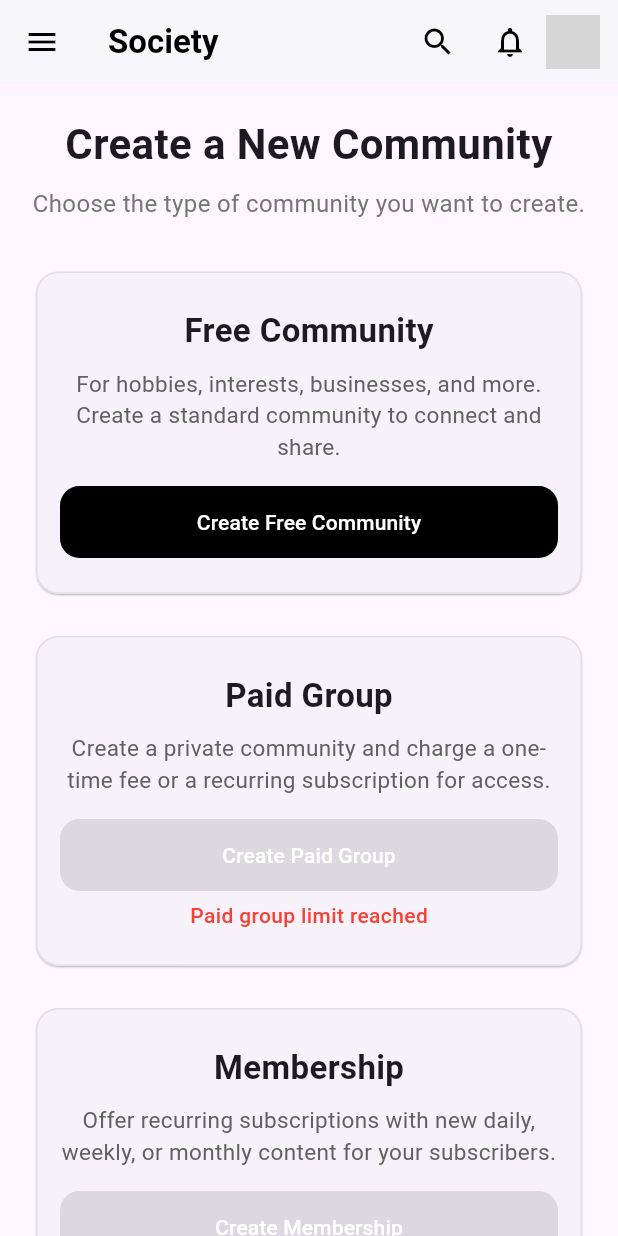
After one commit to PAVANKUMARKARANI/Society, a Flutter app: the CreateScreen screen opened directly, on a phone screen of 412 x 824 dp. The commit adds this screen. Run offline on Flutter 3.47's test engine with Material 3 defaults, Android fonts, the phone set to English and light mode, and no system bars; our stand-ins replace file_picker, flutter_riverpod, font_awesome_flutter, graphql_flutter; network calls fail; grey boxes are pictures that could not be loaded.

Commit message:
changes related to create  screen ui

```diff
--- /dev/null
+++ b/lib/providers/appbar.dart
@@ -0,0 +1,27 @@
+import 'package:flutter/material.dart';
+
+PreferredSizeWidget customAppBar(BuildContext context) {
+  return AppBar(
+    backgroundColor: Colors.white,
+    elevation: 1,
+    title: Text(
+      "Society",
+      style: TextStyle(fontWeight: FontWeight.bold, color: Colors.black),
+    ),
+    iconTheme: IconThemeData(color: Colors.black),
+    actions: [
+      IconButton(onPressed: () {}, icon: Icon(Icons.search)),
+      IconButton(onPressed: () {}, icon: Icon(Icons.notifications_none)),
+      Padding(
+        padding: EdgeInsets.only(right: 12),
+        child: Hero(
+          tag: "profile-avatar",
+          child: CircleAvatar(
+            backgroundImage: NetworkImage("https://picsum.photos/200"),
+            radius: 18,
+          ),
+        ),
+      ),
+    ],
+  );
+}
--- a/lib/providers/drawer.dart
+++ b/lib/providers/drawer.dart
@@ -1,4 +1,7 @@
 import 'package:flutter/material.dart';
+import 'package:society/dialogs/connections_dialog.dart';
+import 'package:society/screens/create.dart';
+import 'package:society/screens/home_page.dart';
 
 class CustomDrawer extends StatelessWidget {
   @override
@@ -33,12 +36,20 @@ class CustomDrawer extends StatelessWidget {
             ListTile(
               leading: Icon(Icons.home_outlined),
               title: Text("Home"),
-              onTap: () {},
+              onTap: () {
+                Navigator.push(
+                  context,
+                  MaterialPageRoute(builder: (context) => HomePage()),
+                );
+              },
             ),
             ListTile(
               leading: Icon(Icons.explore_outlined),
               title: Text("Connections"),
-              onTap: () {},
+              onTap: () {
+                Navigator.pop(context);
+                showConnectionsDialog(context);
+              },
             ),
             ListTile(
               leading: Icon(Icons.groups_outlined),
@@ -58,7 +69,12 @@ class CustomDrawer extends StatelessWidget {
             ListTile(
               leading: Icon(Icons.add),
               title: Text("Create"),
-              onTap: () {},
+              onTap: () {
+                Navigator.push(
+                  context,
+                  MaterialPageRoute(builder: (context) => CreateScreen()),
+                );
+              },
             ),
             ListTile(
               leading: Icon(Icons.search),
--- /dev/null
+++ b/lib/screens/create.dart
@@ -0,0 +1,192 @@
+import 'package:flutter/material.dart';
+import 'package:society/providers/appbar.dart';
+import 'package:society/providers/drawer.dart';
+
+class CreateScreen extends StatelessWidget {
+  @override
+  Widget build(BuildContext context) {
+    return Scaffold(
+      appBar: customAppBar(context),
+      drawer: CustomDrawer(),
+      body: SingleChildScrollView(
+        padding: const EdgeInsets.all(20),
+        child: Column(
+          children: [
+            Text(
+              'Create a New Community',
+              style: TextStyle(fontSize: 28, fontWeight: FontWeight.bold),
+              textAlign: TextAlign.center,
+            ),
+            SizedBox(height: 8),
+            Text(
+              'Choose the type of community you want to create.',
+              style: TextStyle(fontSize: 16, color: Colors.grey[600]),
+              textAlign: TextAlign.center,
+            ),
+            SizedBox(height: 30),
+            // Free Community Card
+            _CreateOptionCard(
+              title: 'Free Community',
+              description:
+                  'For hobbies, interests, businesses, and more. Create a standard community to connect and share.',
+              buttonLabel: 'Create Free Community',
+              onPressed: () {},
+              buttonColor: Colors.black,
+            ),
+            SizedBox(height: 20),
+            // Paid Group Card
+            _CreateOptionCard(
+              title: 'Paid Group',
+              description:
+                  'Create a private community and charge a one-time fee or a recurring subscription for access.',
+              buttonLabel: 'Create Paid Group',
+              onPressed: null, // disables button when limit reached
+              buttonColor: Colors.grey,
+              warning: 'Paid group limit reached',
+            ),
+            SizedBox(height: 20),
+            // Membership Card
+            _CreateOptionCard(
+              title: 'Membership',
+              description:
+                  'Offer recurring subscriptions with new daily, weekly, or monthly content for your subscribers.',
+              buttonLabel: 'Create Membership',
+              onPressed: null, // disables button when limit reached
+              buttonColor: Colors.grey,
+              warning: 'Paid group limit reached',
+            ),
+            SizedBox(height: 32),
+            // Limits info
+            Card(
+              color: Colors.grey[100],
+              shape: RoundedRectangleBorder(
+                borderRadius: BorderRadius.circular(12),
+              ),
+              child: Padding(
+                padding: const EdgeInsets.symmetric(
+                  horizontal: 18,
+                  vertical: 14,
+                ),
+                child: Row(
+                  mainAxisAlignment: MainAxisAlignment.center,
+                  children: [
+                    Column(
+                      children: [
+                        Text(
+                          'Free groups:',
+                          style: TextStyle(fontWeight: FontWeight.w500),
+                        ),
+                        Text(
+                          '3 remaining',
+                          style: TextStyle(
+                            color: Colors.green,
+                            fontWeight: FontWeight.bold,
+                          ),
+                        ),
+                      ],
+                    ),
+                    SizedBox(width: 35),
+                    Column(
+                      children: [
+                        Text(
+                          'Paid groups / Memberships:',
+                          style: TextStyle(fontWeight: FontWeight.w500),
+                        ),
+                        Text(
+                          '0 remaining',
+                          style: TextStyle(
+                            color: Colors.red,
+                            fontWeight: FontWeight.bold,
+                          ),
+                        ),
+                      ],
+                    ),
+                  ],
+                ),
+              ),
+            ),
+          ],
+        ),
+      ),
+    );
+  }
+}
+
+class _CreateOptionCard extends StatelessWidget {
+  final String title;
+  final String description;
+  final String buttonLabel;
+  final VoidCallback? onPressed;
+  final Color buttonColor;
+  final String? warning;
+
+  const _CreateOptionCard({
+    required this.title,
+    required this.description,
+    required this.buttonLabel,
+    required this.onPressed,
+    required this.buttonColor,
+    this.warning,
+  });
+
+  @override
+  Widget build(BuildContext context) {
+    return Card(
+      elevation: 0.5,
+      shape: RoundedRectangleBorder(
+        borderRadius: BorderRadius.circular(15),
+        side: BorderSide(color: Colors.grey[300]!),
+      ),
+      child: Padding(
+        padding: const EdgeInsets.symmetric(horizontal: 16, vertical: 24),
+        child: Column(
+          children: [
+            Text(
+              title,
+              style: TextStyle(fontSize: 22, fontWeight: FontWeight.bold),
+            ),
+            SizedBox(height: 9),
+            Text(
+              description,
+              style: TextStyle(fontSize: 15, color: Colors.grey[700]),
+              textAlign: TextAlign.center,
+            ),
+            SizedBox(height: 16),
+            SizedBox(
+              width: double.infinity,
+              child: ElevatedButton(
+                onPressed: onPressed,
+                style: ElevatedButton.styleFrom(
+                  backgroundColor: buttonColor,
+                  shape: RoundedRectangleBorder(
+                    borderRadius: BorderRadius.circular(13),
+                  ),
+                  padding: EdgeInsets.symmetric(vertical: 14),
+                  elevation: 0,
+                ),
+                child: Text(
+                  buttonLabel,
+                  style: TextStyle(
+                    color: Colors.white,
+                    fontWeight: FontWeight.w500,
+                  ),
+                ),
+              ),
+            ),
+            if (warning != null)
+              Padding(
+                padding: const EdgeInsets.only(top: 6),
+                child: Text(
+                  warning!,
+                  style: TextStyle(
+                    color: Colors.red,
+                    fontWeight: FontWeight.w500,
+                  ),
+                ),
+              ),
+          ],
+        ),
+      ),
+    );
+  }
+}
--- a/lib/screens/create_account.dart
+++ b/lib/screens/create_account.dart
@@ -253,8 +253,8 @@ class _CreateAccountPageState extends State<CreateAccountPage> {
                         ),
                       ),
                       child: Text(
-                        'Create account',
-                        style: TextStyle(fontSize: 16),
+                        'Create Account',
+                        style: TextStyle(fontSize: 16, color: Colors.white),
                       ),
                     ),
                   ),
--- a/lib/screens/home_page.dart
+++ b/lib/screens/home_page.dart
@@ -1,7 +1,9 @@
 import 'package:flutter/material.dart';
+import 'package:society/providers/appbar.dart';
 import 'package:society/providers/drawer.dart';
 import 'profile_screen.dart';
 import 'package:society/dialogs/connections_dialog.dart';
+import 'create.dart';
 
 class HomePage extends StatefulWidget {
   const HomePage({super.key});
@@ -27,6 +29,11 @@ class _HomePageState extends State<HomePage> {
       // setState(() {
       //   _selectedIndex = index;
       // });
+    } else if (index == 4) {
+      Navigator.push(
+        context,
+        MaterialPageRoute(builder: (context) => CreateScreen()),
+      );
     } else {
       setState(() {
         _selectedIndex = index;
@@ -37,29 +44,7 @@ class _HomePageState extends State<HomePage> {
   @override
   Widget build(BuildContext context) {
     return Scaffold(
-      appBar: AppBar(
-        backgroundColor: Colors.white,
-        elevation: 1,
-        title: Text(
-          "Society",
-          style: TextStyle(fontWeight: FontWeight.bold, color: Colors.black),
-        ),
-        iconTheme: IconThemeData(color: Colors.black),
-        actions: [
-          IconButton(onPressed: () {}, icon: Icon(Icons.search)),
-          IconButton(onPressed: () {}, icon: Icon(Icons.notifications_none)),
-          Padding(
-            padding: EdgeInsets.only(right: 12),
-            child: Hero(
-              tag: "profile-avatar",
-              child: CircleAvatar(
-                backgroundImage: NetworkImage("https://picsum.photos/200"),
-                radius: 18,
-              ),
-            ),
-          ),
-        ],
-      ),
+      appBar: customAppBar(context),
       drawer: CustomDrawer(),
       body: _screens[_selectedIndex],
       bottomNavigationBar: Theme(
```
